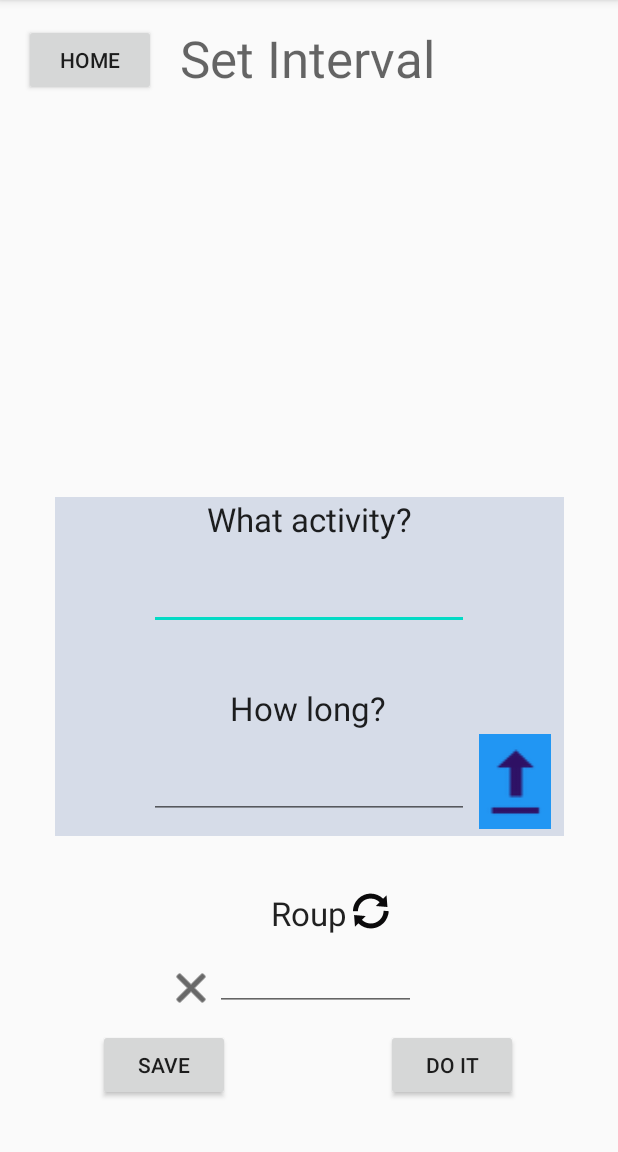
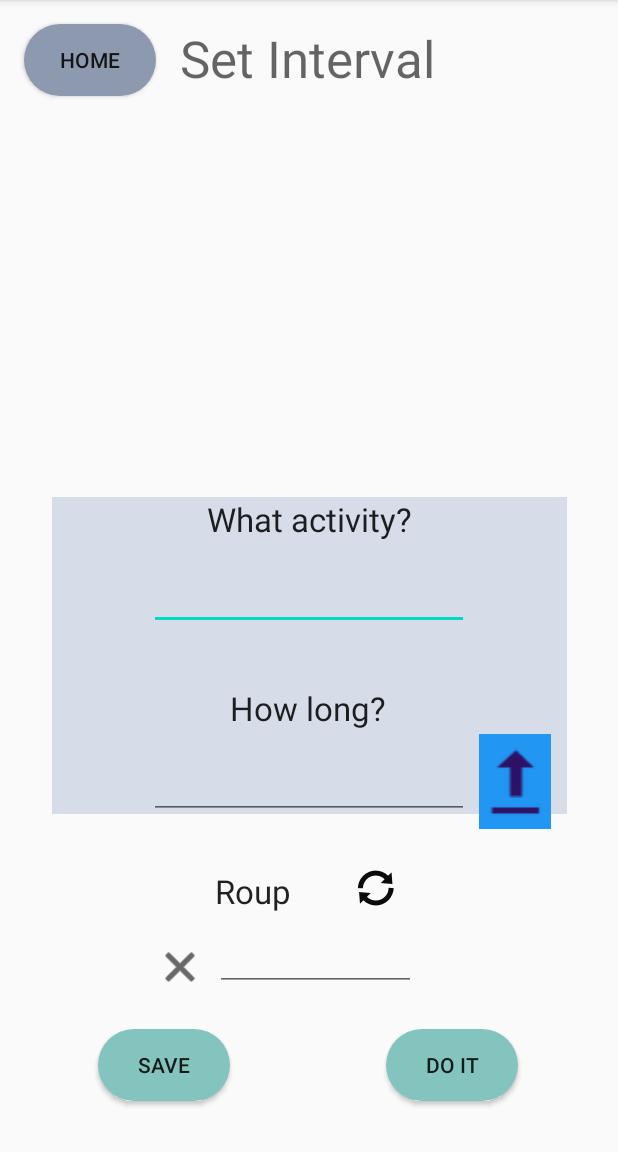
Before and after one commit to KUASE-AndroidDev2020/Project04, an Android app: the IntervalActivityHome screen opened directly, with no data from a screen before it, on a phone screen of 412 x 824 dp, the part 84-1236 px from its top. Run offline under Robolectric (Android 15) with nearby library versions, the light colour scheme and no system bars.

Commit message:
"Round Home" 加油

```diff
--- /dev/null
+++ b/app/src/main/res/drawable/homebutton.xml
@@ -0,0 +1,6 @@
+<?xml version="1.0" encoding="utf-8"?>
+<shape xmlns:android="http://schemas.android.com/apk/res/android">
+    android:shape="rectangle">
+    <solid android:color="@color/home"/>
+    <corners android:radius="150dp"/>
+</shape>
--- /dev/null
+++ b/app/src/main/res/drawable/interval_doit_button.xml
@@ -0,0 +1,6 @@
+<?xml version="1.0" encoding="utf-8"?>
+<shape xmlns:android="http://schemas.android.com/apk/res/android">
+    android:shape="rectangle">
+    <solid android:color="@color/MyFavoriteButton"/>
+    <corners android:radius="150dp"/>
+</shape>
--- /dev/null
+++ b/app/src/main/res/drawable/interval_save_button.xml
@@ -0,0 +1,6 @@
+<?xml version="1.0" encoding="utf-8"?>
+<shape xmlns:android="http://schemas.android.com/apk/res/android">
+    android:shape="rectangle">
+    <solid android:color="@color/MyFavoriteButton"/>
+    <corners android:radius="150dp"/>
+</shape>
--- a/app/src/main/res/layout/activity_interval_home.xml
+++ b/app/src/main/res/layout/activity_interval_home.xml
@@ -8,8 +8,8 @@
 
     <View
         android:id="@+id/view"
-        android:layout_width="339dp"
-        android:layout_height="226dp"
+        android:layout_width="343dp"
+        android:layout_height="211dp"
         android:background="#D6DCE8"
         app:layout_constraintBottom_toTopOf="@+id/textView7"
         app:layout_constraintEnd_toEndOf="parent"
@@ -21,6 +21,7 @@
         android:id="@+id/IntervalHomeDoItbutton"
         android:layout_width="wrap_content"
         android:layout_height="wrap_content"
+        android:background="@drawable/interval_doit_button"
         android:onClick="IntervalHomeDoItbutton"
         android:text="Do it"
         app:layout_constraintBottom_toBottomOf="parent"
@@ -37,8 +38,9 @@
         android:layout_marginStart="16dp"
         android:layout_marginLeft="16dp"
         android:layout_marginTop="16dp"
+        android:onClick="IntervalHomeBackHomeButton"
         android:text="Home"
-        android:onClick="IntervalHomeBackHomeButton"
+        android:background="@drawable/homebutton"
         app:layout_constraintStart_toStartOf="parent"
         app:layout_constraintTop_toTopOf="parent" />
 
@@ -100,9 +102,10 @@
         android:textAppearance="@style/TextAppearance.AppCompat.Large"
         app:layout_constraintBottom_toBottomOf="parent"
         app:layout_constraintEnd_toEndOf="parent"
+        app:layout_constraintHorizontal_bias="0.397"
         app:layout_constraintStart_toStartOf="parent"
         app:layout_constraintTop_toTopOf="parent"
-        app:layout_constraintVertical_bias="0.804" />
+        app:layout_constraintVertical_bias="0.784" />
 
     <EditText
         android:id="@+id/editText4"
@@ -124,16 +127,17 @@
         android:tint="#070707"
         app:layout_constraintBottom_toBottomOf="parent"
         app:layout_constraintEnd_toStartOf="@+id/editText4"
-        app:layout_constraintHorizontal_bias="1.0"
+        app:layout_constraintHorizontal_bias="0.936"
         app:layout_constraintStart_toStartOf="parent"
         app:layout_constraintTop_toBottomOf="@+id/textView7"
-        app:layout_constraintVertical_bias="0.17"
+        app:layout_constraintVertical_bias="0.159"
         app:srcCompat="@android:drawable/ic_menu_close_clear_cancel" />
 
     <Button
         android:id="@+id/IntervalHomeSaveButton"
         android:layout_width="wrap_content"
         android:layout_height="wrap_content"
+        android:background="@drawable/interval_save_button"
         android:onClick="IntervalHomeSaveButton"
         android:text="Save"
         app:layout_constraintBottom_toBottomOf="parent"
@@ -171,12 +175,12 @@
         android:layout_width="wrap_content"
         android:layout_height="wrap_content"
         android:tint="#0B0A0B"
-        app:layout_constraintBottom_toTopOf="@+id/editText4"
+        app:layout_constraintBottom_toBottomOf="parent"
         app:layout_constraintEnd_toEndOf="parent"
-        app:layout_constraintHorizontal_bias="0.0"
-        app:layout_constraintStart_toEndOf="@+id/textView7"
-        app:layout_constraintTop_toBottomOf="@+id/view"
-        app:layout_constraintVertical_bias="0.793"
+        app:layout_constraintHorizontal_bias="0.617"
+        app:layout_constraintStart_toStartOf="parent"
+        app:layout_constraintTop_toTopOf="parent"
+        app:layout_constraintVertical_bias="0.783"
         app:srcCompat="@android:drawable/ic_popup_sync" />
 
     <ImageView
--- a/app/src/main/res/layout/activity_timer.xml
+++ b/app/src/main/res/layout/activity_timer.xml
@@ -71,6 +71,7 @@
         android:layout_marginTop="4dp"
         android:text="Home"
         android:onClick="TimerBackHome"
+        android:background="@drawable/homebutton"
         app:layout_constraintBottom_toTopOf="@+id/Timer"
         app:layout_constraintEnd_toEndOf="parent"
         app:layout_constraintHorizontal_bias="0.049"
--- a/app/src/main/res/values/colors.xml
+++ b/app/src/main/res/values/colors.xml
@@ -5,8 +5,11 @@
     <color name="colorAccent">#03DAC5</color>
     <color name="btColor">#fcbf49</color>
     <color name="atColor">#edf6f9</color>
+    <color name="home">#8d99ae</color>
     <color name="TimerButton">#48bfe3</color>
     <color name="IntervalButton">#e85d04</color>
     <color name="StopwatchButton">#ef476f</color>
     <color name="MyFavoriteButton">#83c5be</color>
+    <color name="IntervalSave">#83c5be</color>
+    <color name="IntervalDoit">#83c5be</color>
 </resources>
```
